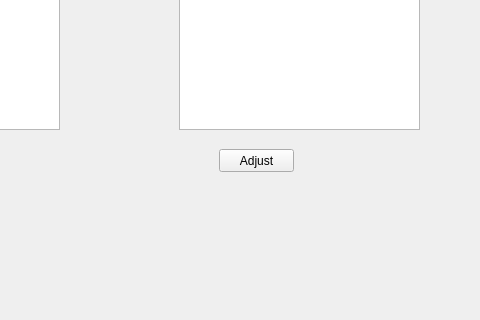
The window that mainwindow.ui (WiremuBT/CS106GroupProject) describes before a commit, drawn with Qt 5; both pictures show x 800 to 1280 and y 190 to 510 of the 1280 by 720 pixel window.
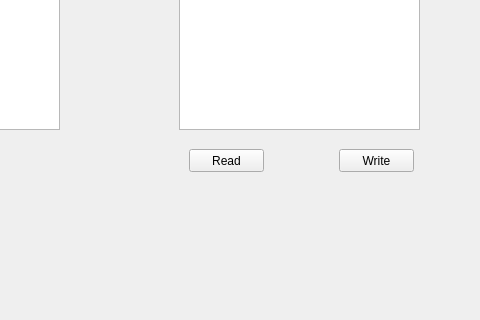
The same window after the commit.

Commit message: agent creation

```diff
--- a/mainwindow.ui
+++ b/mainwindow.ui
@@ -666,14 +666,14 @@
        <widget class="QPushButton" name="pushButton_19">
         <property name="geometry">
          <rect>
-          <x>1010</x>
+          <x>980</x>
           <y>330</y>
           <width>75</width>
           <height>23</height>
          </rect>
         </property>
         <property name="text">
-         <string>Adjust</string>
+         <string>Read</string>
         </property>
        </widget>
        <widget class="QPushButton" name="pushButton_20">
@@ -721,6 +721,19 @@
          </item>
         </layout>
        </widget>
+       <widget class="QPushButton" name="pushButton_13">
+        <property name="geometry">
+         <rect>
+          <x>1130</x>
+          <y>330</y>
+          <width>75</width>
+          <height>23</height>
+         </rect>
+        </property>
+        <property name="text">
+         <string>Write</string>
+        </property>
+       </widget>
        <widget class="QLineEdit" name="lineEdit_userid">
         <property name="geometry">
          <rect>
```
The commit also changes 2 other files.
